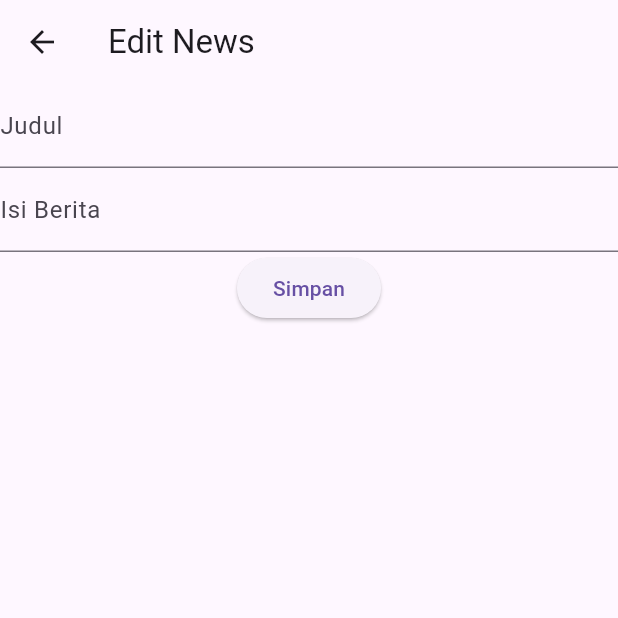
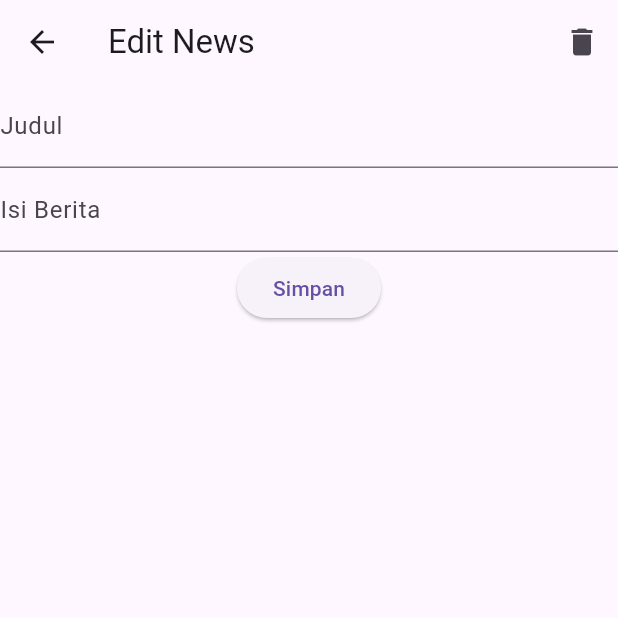
Before and after one commit to it-yudharta/mobile25b, a Flutter app: the NewsEditPage screen opened by its route, on a phone screen of 412 x 824 dp, the top half of it. Run offline on Flutter 3.47's test engine with Material 3 defaults, Android fonts, the light colour scheme and no system bars; our stand-ins replace supabase_flutter; accounts and stored records are empty.

Commit message:
hapus data

```diff
--- a/lib/pages/news_edit_page.dart
+++ b/lib/pages/news_edit_page.dart
@@ -40,6 +40,12 @@ class _NewsEditPageState extends State<NewsEditPage> {
     }
   }
 
+  Future delete(BuildContext context) async {
+    final supabase = Supabase.instance.client;
+    await supabase.from('news').delete().eq('id', news!.id);
+    Navigator.pop(context, 'ok');
+  }
+
   @override
   Widget build(BuildContext context) {
     news = ModalRoute.of(context)!.settings.arguments as News?;
@@ -52,7 +58,15 @@ class _NewsEditPageState extends State<NewsEditPage> {
     }
 
     return Scaffold(
-      appBar: AppBar(title: const Text('Edit News')),
+      appBar: AppBar(
+        title: const Text('Edit News'),
+        actions: [
+          IconButton(
+            icon: const Icon(Icons.delete),
+            onPressed: () => delete(context),
+          ),
+        ],
+      ),
       body: Form(
         key: _formKey,
         child: Column(
```
